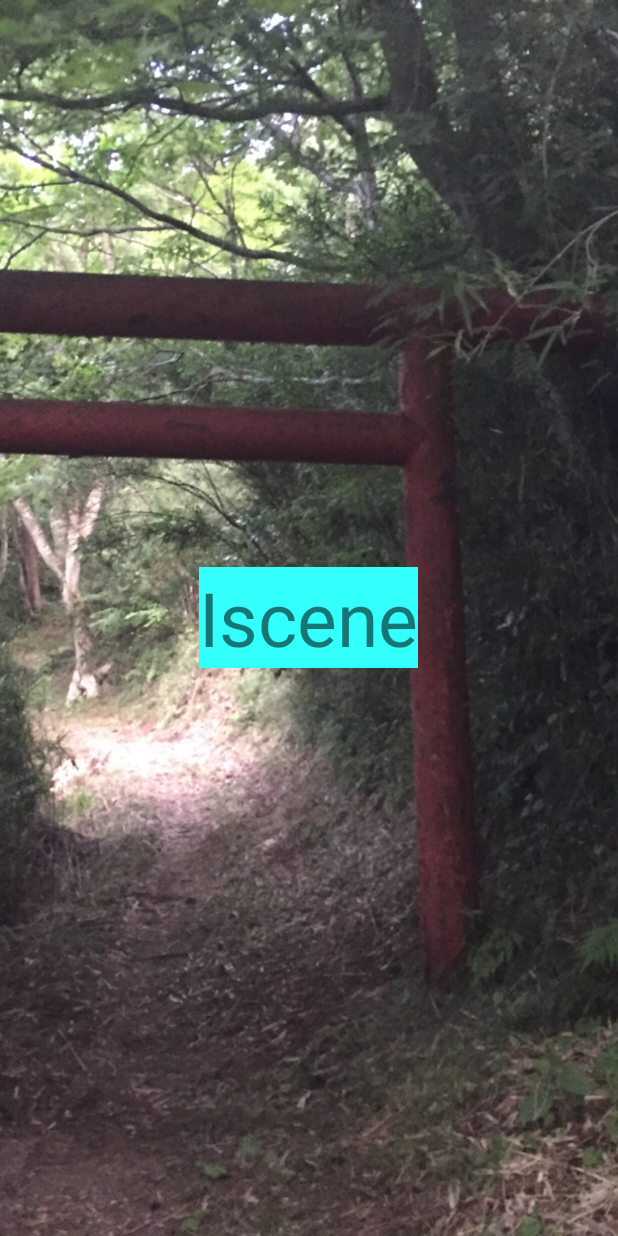
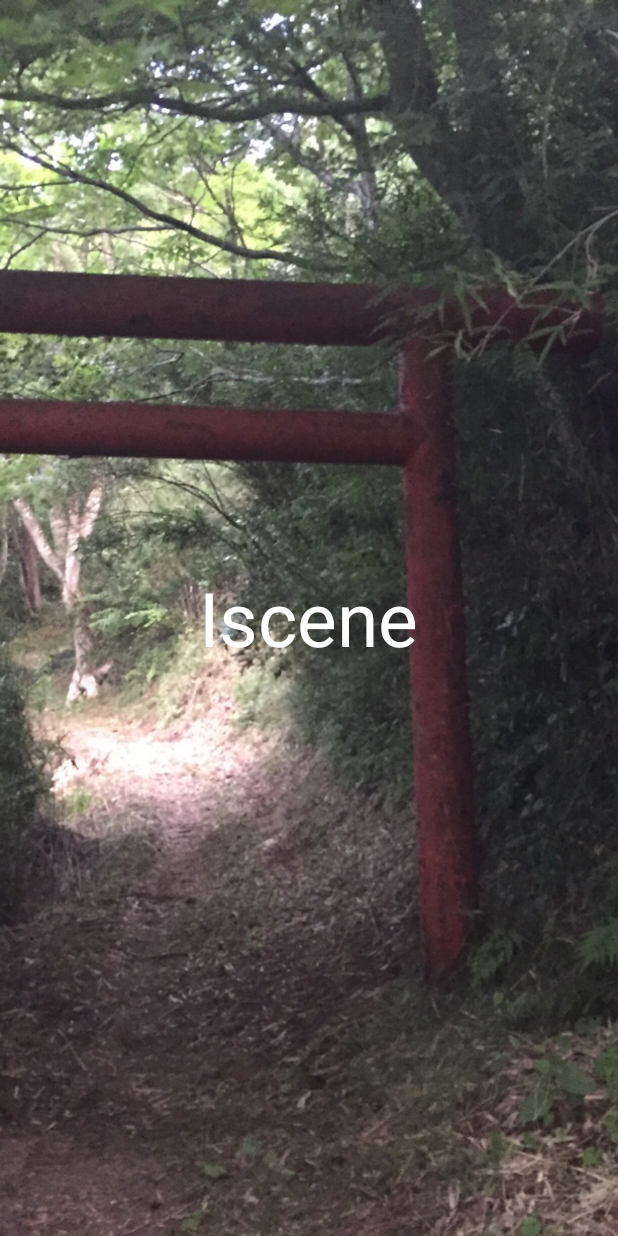
Before and after one commit to ishikoc4i/appli, an Android app: the SplashActivity screen opened directly, with no data from a screen before it, on a phone screen of 412 x 824 dp. Run offline under Robolectric (Android 15) with nearby library versions, the phone set to English and light mode, and no system bars; 1 statement that could not run was skipped.

Commit message:
スプラッシュ画面「IScene」色変更

```diff
--- a/app/src/main/res/layout/activity_splash.xml
+++ b/app/src/main/res/layout/activity_splash.xml
@@ -17,14 +17,14 @@
         />
 
     <TextView
+        android:id="@+id/textView"
         android:layout_width="wrap_content"
         android:layout_height="wrap_content"
-        android:layout_gravity="center"
-        android:text="Iscene"
-        android:id="@+id/textView"
         android:layout_centerVertical="true"
         android:layout_centerHorizontal="true"
-        android:textSize="50dp"
-        android:background="#33fffc" />
+        android:layout_gravity="center"
+        android:textColor="#ffffff"
+        android:text="Iscene"
+        android:textSize="50dp" />
 
 </FrameLayout>
```
